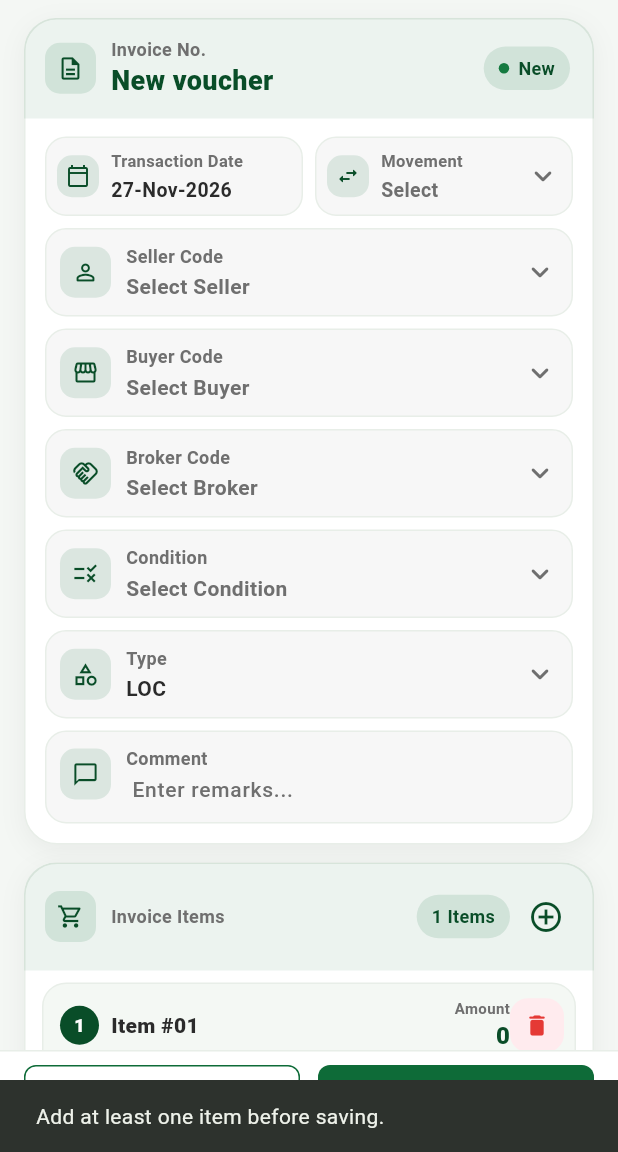
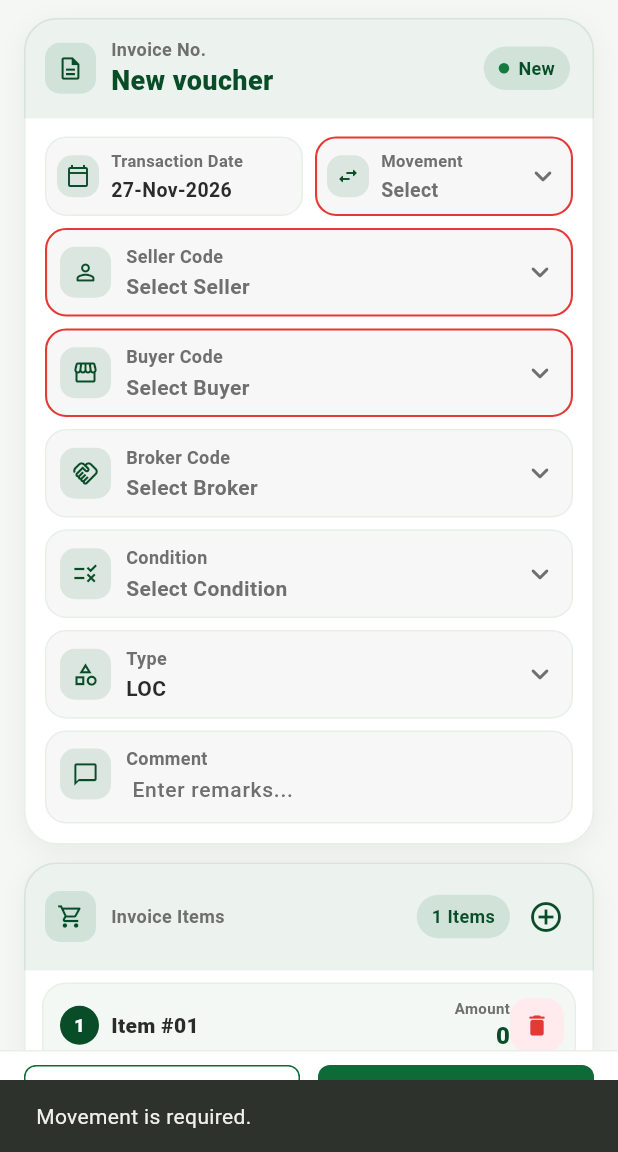
Before and after one commit to empiretecknologies/Empire_Mobile_App, a Flutter app: the SodaBookFeedingScreen screen opened directly, after a tap on "Save", on a phone screen of 412 x 824 dp, the part 84-1236 px from its top. Run offline on Flutter 3.47's test engine with Material 3 defaults, Android fonts, the phone set to English and light mode, and no system bars; our stand-ins replace image_picker, pdf, printing.

Commit message:
Fix Soda Book Feeding validation so empty required fields, including Movement, get the red border.
Co-authored-by: Cursor <cursoragent@cursor.com>

```diff
--- a/lib/screens/soda_book_feeding_screen.dart
+++ b/lib/screens/soda_book_feeding_screen.dart
@@ -352,16 +352,16 @@ class _SodaBookFeedingScreenState extends State<SodaBookFeedingScreen> {
 
   Future<void> _save() async {
     if (_saving) return;
-    if (_voucherDate == null) {
-      _message('Voucher date is required.', fields: {'voucherDate'});
+    final requiredErrors = _requiredErrors();
+    if (requiredErrors.isNotEmpty) {
+      _message(
+        requiredErrors.first.message,
+        fields: {for (final error in requiredErrors) error.field},
+      );
       return;
     }
     final master = _masterPayload();
     final detail = _detailPayload();
-    if (detail.isEmpty) {
-      _message('Add at least one item before saving.', fields: {'item'});
-      return;
-    }
     debugPrint(
       'SodaBookFeeding ${ _tranId != null ? 'PUT' : 'POST' } '
       '${ApiConfig.sodaBookFeeding} body=${jsonEncode({'master': master, 'detail': detail})}',
@@ -535,6 +535,47 @@ class _SodaBookFeedingScreenState extends State<SodaBookFeedingScreen> {
     return missingLines.contains(line);
   }
 
+  List<({String field, String message})> _requiredErrors() {
+    final errors = <({String field, String message})>[];
+    void requireMaster(String field, String message) {
+      if (_isBlankMaster(field)) {
+        errors.add((field: field, message: message));
+      }
+    }
+
+    requireMaster('voucherDate', 'Transaction Date is required.');
+    requireMaster('movement', 'Movement is required.');
+    requireMaster('seller', 'Seller is required.');
+    requireMaster('buyer', 'Buyer is required.');
+    requireMaster('type', 'Type is required.');
+    if (_showsCreditFields()) {
+      requireMaster('creditDays', 'Credit Days is required.');
+      requireMaster('dueDate', 'Due Date is required.');
+    }
+    if (!_lines.any(
+      (line) => line.itemCode != null && line.itemCode!.isNotEmpty,
+    )) {
+      errors.add((
+        field: 'item',
+        message: 'Add at least one item before saving.',
+      ));
+      return errors;
+    }
+    if (!_isFilledField('qty')) {
+      errors.add((field: 'qty', message: 'Quantity is required.'));
+    }
+    if (!_isFilledField('rate')) {
+      errors.add((field: 'rate', message: 'Rate is required.'));
+    }
+    if (!_isFilledField('unit')) {
+      errors.add((field: 'unit', message: 'Unit is required.'));
+    }
+    if (!_isFilledField('rtType')) {
+      errors.add((field: 'rtType', message: 'RT Type is required.'));
+    }
+    return errors;
+  }
+
   Set<String> _fieldsFromMessage(String text) {
     final lower = text.toLowerCase();
     final result = <String>{};
@@ -553,12 +594,13 @@ class _SodaBookFeedingScreenState extends State<SodaBookFeedingScreen> {
       (['buyer'], 'buyer'),
       (['broker'], 'broker'),
       (['condition'], 'condition'),
-      (['movement'], 'movement'),
+      (['movement', 'p_s', 'p/s', 'purchase', 'sale'], 'movement'),
       (['quantity', 'qty'], 'qty'),
       (['item', 'product'], 'item'),
       (['rate'], 'rate'),
       (['unit'], 'unit'),
       (['comment', 'remarks'], 'remarks'),
+      (['sbf type', 'soda type', 'local', 'import', 'export'], 'type'),
       (['type'], 'type'),
     ];
     for (final rule in rules) {
@@ -569,13 +611,88 @@ class _SodaBookFeedingScreenState extends State<SodaBookFeedingScreen> {
             .replaceAll('rate type', ' ');
         if (!rest.contains('type')) continue;
       }
-      if (rule.$1.any(lower.contains)) result.add(rule.$2);
+      if (!rule.$1.any(lower.contains)) continue;
+      if (rule.$2 == 'type' && rule.$1.contains('type')) {
+        if (result.contains('type') || result.contains('movement')) continue;
+        if (_isBlankMaster('movement') && !_isBlankMaster('type')) {
+          result.add('movement');
+          continue;
+        }
+      }
+      result.add(rule.$2);
     }
     if (lower.contains('at least one item') ||
         lower.contains('add at least one')) {
       result.add('item');
     }
+    result.removeWhere(_isFilledField);
     return result;
+  }
+
+  bool _isBlankMaster(String field) {
+    switch (field) {
+      case 'voucherDate':
+        return _voucherDate == null;
+      case 'movement':
+        return _movement == null || _movement!.trim().isEmpty;
+      case 'seller':
+        return _seller == null || _seller!.isEmpty;
+      case 'buyer':
+        return _buyer == null || _buyer!.isEmpty;
+      case 'broker':
+        return _broker == null || _broker!.isEmpty;
+      case 'condition':
+        return _condition == null || _condition!.isEmpty;
+      case 'creditDays':
+        return _creditDays.text.trim().isEmpty;
+      case 'dueDate':
+        return _dueDate == null;
+      case 'type':
+        return _type == null || _type!.isEmpty;
+      case 'remarks':
+        return _remarks.text.trim().isEmpty;
+      default:
+        return false;
+    }
+  }
+
+  bool _isFilledField(String field) {
+    switch (field) {
+      case 'item':
+        return _lines.any(
+          (line) => line.itemCode != null && line.itemCode!.isNotEmpty,
+        );
+      case 'qty':
+        return !_lines.any(
+          (line) =>
+              line.itemCode != null &&
+              line.itemCode!.isNotEmpty &&
+              _readNum(line.qty.text) == null,
+        );
+      case 'rate':
+        return !_lines.any(
+          (line) =>
+              line.itemCode != null &&
+              line.itemCode!.isNotEmpty &&
+              _readNum(line.rate.text) == null,
+        );
+      case 'unit':
+        return !_lines.any(
+          (line) =>
+              line.itemCode != null &&
+              line.itemCode!.isNotEmpty &&
+              (line.unitCode == null || line.unitCode!.isEmpty),
+        );
+      case 'rtType':
+        return !_lines.any(
+          (line) =>
+              line.itemCode != null &&
+              line.itemCode!.isNotEmpty &&
+              (line.rtType == null || line.rtType!.isEmpty),
+        );
+      default:
+        return !_isBlankMaster(field);
+    }
   }
 
   void _onSeller(String? code) {
```
